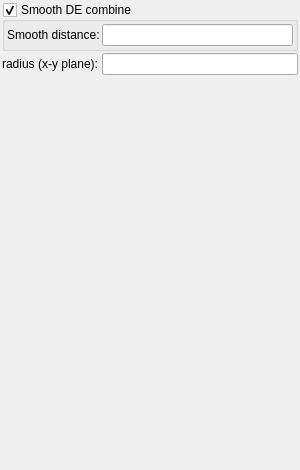
Old version of the form mandelbulber2/formula/ui/primitive_circle.ui in the repository buddhi1980/mandelbulber2.
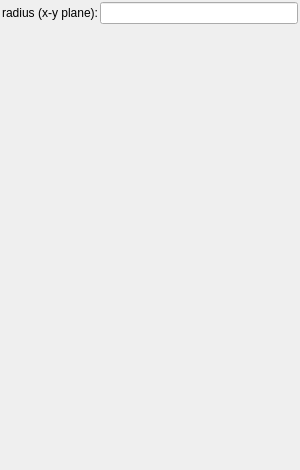
New version of the form. Custom widgets are drawn as their Qt base class.

Commit message: refactor: move smooth_de_combine params to node-level only

```diff
--- a/mandelbulber2/formula/ui/primitive_circle.ui
+++ b/mandelbulber2/formula/ui/primitive_circle.ui
@@ -52,57 +52,10 @@
          <verstretch>0</verstretch>
         </sizepolicy>
        </property>
-      </widget>
-     </item>
-     <item row="2" column="0" colspan="3">
-      <widget class="MyGroupBox" name="groupCheck_smooth_de_combine_enable">
-       <property name="title">
-        <string>Smooth DE combine</string>
-       </property>
-       <property name="checkable">
-        <bool>true</bool>
-       </property>
-       <layout class="QGridLayout" name="gridLayout_4">
-        <property name="leftMargin">
-         <number>2</number>
-        </property>
-        <property name="topMargin">
-         <number>2</number>
-        </property>
-        <property name="rightMargin">
-         <number>2</number>
-        </property>
-        <property name="bottomMargin">
-         <number>2</number>
-        </property>
-        <property name="spacing">
-         <number>2</number>
-        </property>
-        <item row="0" column="0">
-         <widget class="QLabel" name="label_306">
-          <property name="text">
-           <string>Smooth distance:</string>
-          </property>
-          <property name="wordWrap">
-           <bool>true</bool>
-          </property>
-         </widget>
-        </item>
-        <item row="0" column="1">
-         <widget class="MyLineEdit" name="logedit_smooth_de_combine_distance">
-          <property name="sizePolicy">
-           <sizepolicy hsizetype="Expanding" vsizetype="Maximum">
-            <horstretch>0</horstretch>
-            <verstretch>0</verstretch>
-           </sizepolicy>
-          </property>
-         </widget>
-        </item>
-       </layout>
-      </widget>
-     </item>
-    </layout>
-   </item>
+       </widget>
+      </item>
+     </layout>
+    </item>
    <item>
     <spacer name="verticalSpacer">
      <property name="orientation">
```
The commit also changes 21 other files.
